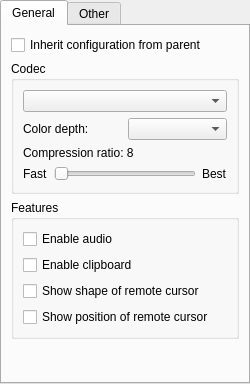
The window that source/console/computer_group_dialog_desktop.ui (dchapyshev/aspia) describes before a commit, drawn with Qt 5.
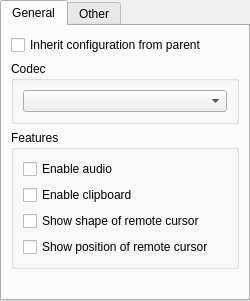
The same window after the commit.

The edit to the form file:
```diff
--- a/source/console/computer_group_dialog_desktop.ui
+++ b/source/console/computer_group_dialog_desktop.ui
@@ -7,7 +7,7 @@
     <x>0</x>
     <y>0</y>
     <width>250</width>
-    <height>384</height>
+    <height>301</height>
    </rect>
   </property>
   <property name="windowTitle">
@@ -58,64 +58,6 @@
           <item>
            <widget class="QComboBox" name="combo_codec"/>
           </item>
-          <item>
-           <layout class="QHBoxLayout" name="horizontalLayout_2">
-            <item>
-             <widget class="QLabel" name="label_color_depth">
-              <property name="text">
-               <string>Color depth:</string>
-              </property>
-             </widget>
-            </item>
-            <item>
-             <widget class="QComboBox" name="combobox_color_depth"/>
-            </item>
-           </layout>
-          </item>
-          <item>
-           <widget class="QLabel" name="label_compress_ratio">
-            <property name="text">
-             <string notr="true">Compression ratio: 8</string>
-            </property>
-           </widget>
-          </item>
-          <item>
-           <layout class="QHBoxLayout" name="horizontalLayout">
-            <item>
-             <widget class="QLabel" name="label_fast">
-              <property name="text">
-               <string>Fast</string>
-              </property>
-             </widget>
-            </item>
-            <item>
-             <widget class="QSlider" name="slider_compress_ratio">
-              <property name="minimumSize">
-               <size>
-                <width>0</width>
-                <height>16</height>
-               </size>
-              </property>
-              <property name="minimum">
-               <number>1</number>
-              </property>
-              <property name="maximum">
-               <number>22</number>
-              </property>
-              <property name="orientation">
-               <enum>Qt::Orientation::Horizontal</enum>
-              </property>
-             </widget>
-            </item>
-            <item>
-             <widget class="QLabel" name="label_best">
-              <property name="text">
-               <string>Best</string>
-              </property>
-             </widget>
-            </item>
-           </layout>
-          </item>
          </layout>
         </widget>
        </item>
```
